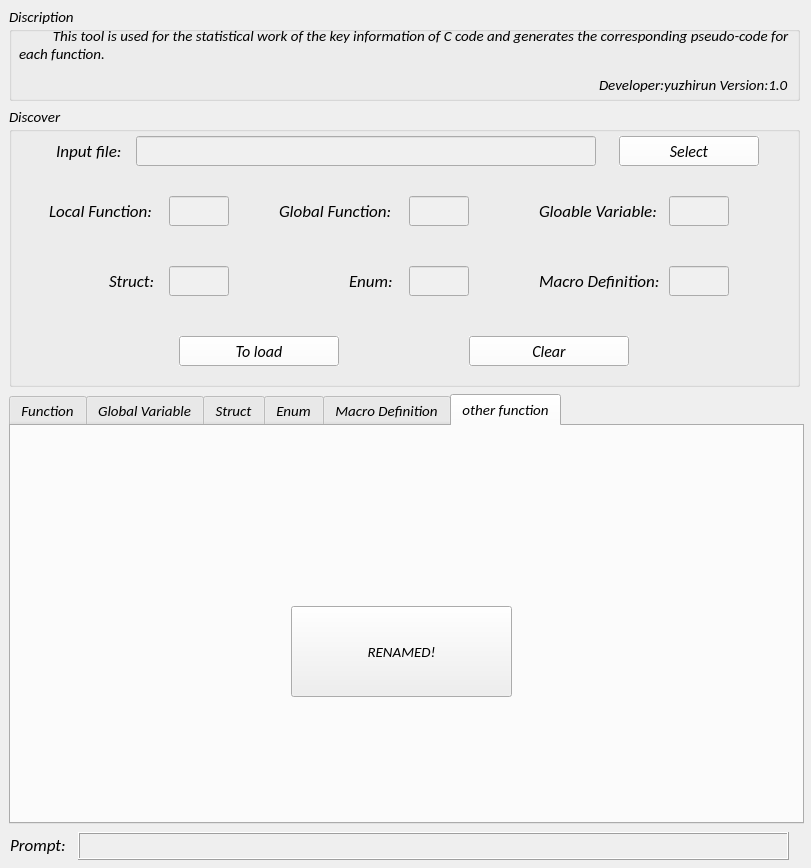
This is code_generate.ui in YUZHIRUN/Autogo as Qt 5 draws it before an edit. The edited form follows.
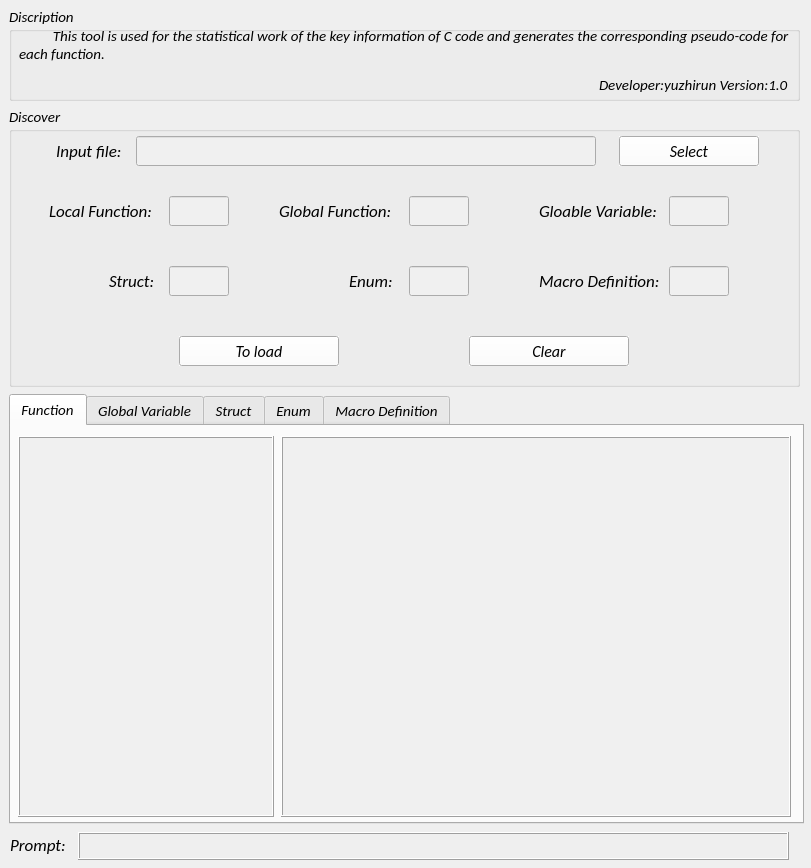
This is the edited form. The open tabs and pages were chosen to show the change. Icons and pictures are not drawn.

```diff
--- a/code_generate.ui
+++ b/code_generate.ui
@@ -1149,24 +1149,6 @@
       </property>
      </widget>
     </widget>
-    <widget class="QWidget" name="other_function">
-     <attribute name="title">
-      <string>other function</string>
-     </attribute>
-     <widget class="QPushButton" name="rename">
-      <property name="geometry">
-       <rect>
-        <x>280</x>
-        <y>180</y>
-        <width>221</width>
-        <height>91</height>
-       </rect>
-      </property>
-      <property name="text">
-       <string>RENAMED!</string>
-      </property>
-     </widget>
-    </widget>
    </widget>
    <widget class="QLabel" name="mention">
     <property name="geometry">
```
Left out of the diff: 2 changed lines with no effect on the pictures.
